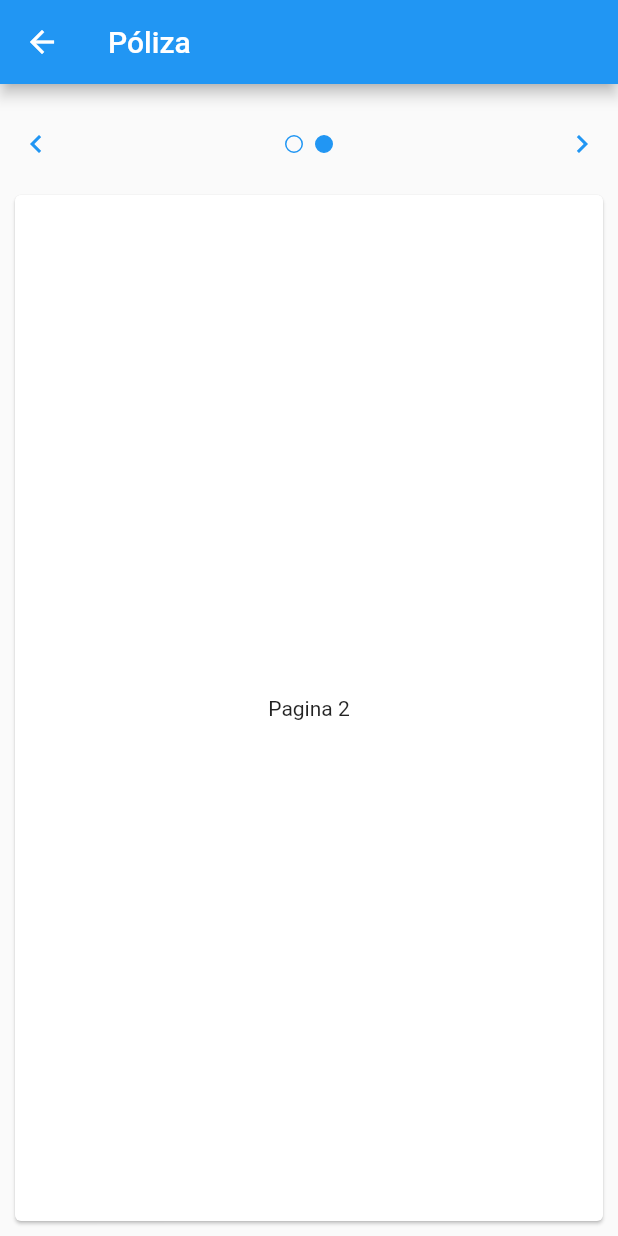
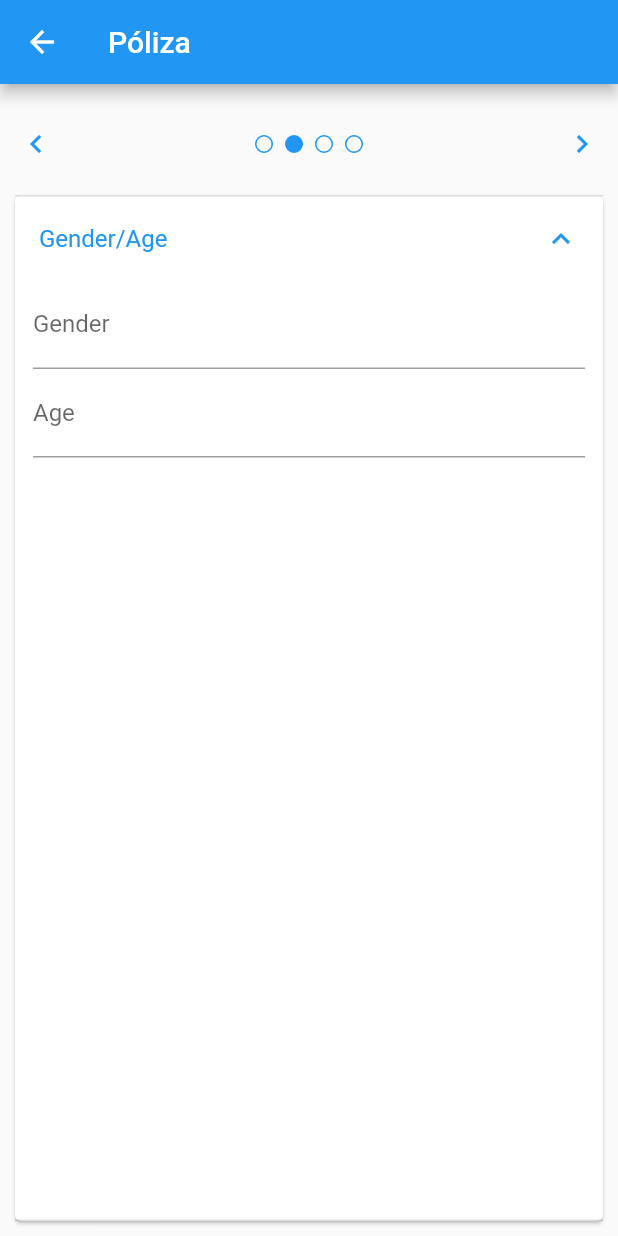
Before and after one commit to Chimbi/appsolidariav2, a Flutter app: the PageSelectorDemo screen opened by its route, after a tap on the "chevron right" icon, on a phone screen of 412 x 824 dp. Run offline on Flutter 3.47's test engine with Material 2 defaults, Android fonts, the phone set to English and light mode, and no system bars; our stand-ins replace datetime_picker_formfield; missing offline and left inert: autocomplete_textfield, simple_autocomplete_formfield; accounts and stored records are empty.

```diff
--- /dev/null
+++ b/lib/screens/page1.dart
@@ -0,0 +1,55 @@
+import 'package:flutter/material.dart';
+
+class Page1 extends StatefulWidget {
+  @override
+  _Page1State createState() => _Page1State();
+}
+
+class _Page1State extends State<Page1> with AutomaticKeepAliveClientMixin {
+  @override
+  Widget build(BuildContext context) {
+    return Container(
+      child: Card(
+        margin: EdgeInsets.all(10.0),
+        child: ExpansionTile(
+          initiallyExpanded: true,
+          children: <Widget>[
+            Padding(
+              padding: const EdgeInsets.symmetric(horizontal: 12.0),
+              child: TextFormField(
+                decoration: InputDecoration(labelText: 'First Name'),
+                validator: (value) {
+                  if (value.isEmpty) {
+                    return 'First Name is required!';
+                  }
+                },
+                onSaved: (value) {
+                  print("Onsave Called for First Name");
+                },
+              ),
+            ),
+            Padding(
+              padding: const EdgeInsets.symmetric(horizontal: 12.0),
+              child: TextFormField(
+                decoration: InputDecoration(labelText: 'Last Name'),
+                validator: (value) {
+                  if (value.isEmpty) {
+                    return 'Last Name is required!';
+                  }
+                },
+                onSaved: (value) {
+                  print("Onsave Called for Last Name");
+                },
+              ),
+            )
+          ],
+          title: Text("Name"),
+        ),
+      ),
+    );
+  }
+
+  @override
+  // TODO: implement wantKeepAlive
+  bool get wantKeepAlive => true;
+}
--- /dev/null
+++ b/lib/screens/page2.dart
@@ -0,0 +1,109 @@
+import 'package:flutter/material.dart';
+
+class Page2 extends StatefulWidget {
+  @override
+  _Page2State createState() => _Page2State();
+}
+
+class _Page2State extends State<Page2> with AutomaticKeepAliveClientMixin {
+  @override
+  Widget build(BuildContext context) {
+    return Container(
+      child: Card(
+        margin: const EdgeInsets.all(10.0),
+        child: ExpansionTile(
+          initiallyExpanded: true,
+          children: <Widget>[
+            Padding(
+              padding: const EdgeInsets.symmetric(horizontal: 12.0),
+              child: TextFormField(
+                decoration: InputDecoration(labelText: 'Gender'),
+                validator: (value) {
+                  if (value.isEmpty) {
+                    return 'Gander is required!';
+                  }
+                },
+                onSaved: (value) {
+                  print("Onsave Called for Gender");
+                },
+              ),
+            ),
+            Padding(
+              padding: const EdgeInsets.symmetric(horizontal: 12.0),
+              child: TextFormField(
+                decoration: InputDecoration(labelText: 'Age'),
+                validator: (value) {
+                  if (value.isEmpty) {
+                    return 'Age is required!';
+                  }
+                },
+                onSaved: (value) {
+                  print("Onsave Called for Age");
+                },
+              ),
+            )
+          ],
+          title: Text("Gender/Age"),
+        ),
+      ),
+    );
+  }
+
+  @override
+  // TODO: implement wantKeepAlive
+  bool get wantKeepAlive => true;
+}
+
+class Page3 extends StatefulWidget {
+  @override
+  _Page3State createState() => _Page3State();
+}
+
+class _Page3State extends State<Page3> with AutomaticKeepAliveClientMixin {
+  @override
+  Widget build(BuildContext context) {
+    return Container(
+      child: Card(
+        margin: const EdgeInsets.all(10.0),
+        child: ExpansionTile(
+          initiallyExpanded: true,
+          children: <Widget>[
+            Padding(
+              padding: const EdgeInsets.symmetric(horizontal: 12.0),
+              child: TextFormField(
+                decoration: InputDecoration(labelText: 'City'),
+                validator: (value) {
+                  if (value.isEmpty) {
+                    return 'City is required!';
+                  }
+                },
+                onSaved: (value) {
+                  print("Onsave Called for City");
+                },
+              ),
+            ),
+            Padding(
+              padding: const EdgeInsets.symmetric(horizontal: 12.0),
+              child: TextFormField(
+                decoration: InputDecoration(labelText: 'Country'),
+                validator: (value) {
+                  if (value.isEmpty) {
+                    return 'Country is required!';
+                  }
+                },
+                onSaved: (value) {
+                  print("Onsave Called for Country");
+                },
+              ),
+            )
+          ],
+          title: Text("City/country"),
+        ),
+      ),
+    );
+  }
+
+  @override
+  // TODO: implement wantKeepAlive
+  bool get wantKeepAlive => true;
+}
--- a/lib/screens/temp.dart
+++ b/lib/screens/temp.dart
@@ -1,19 +1,19 @@
+import 'package:appsolidariav2/screens/page1.dart';
+import 'package:appsolidariav2/screens/page2.dart';
 import 'package:appsolidariav2/utils/ui_utils.dart';
 import 'package:flutter/material.dart';
 import 'package:autocomplete_textfield/autocomplete_textfield.dart';
 
 class _PageSelector extends StatefulWidget {
-
   @override
   __PageSelectorState createState() => __PageSelectorState();
 }
 
-class __PageSelectorState extends State<_PageSelector> {
+class __PageSelectorState extends State<_PageSelector>
+    with AutomaticKeepAliveClientMixin {
   final GlobalKey<FormState> formKey = GlobalKey();
 
-
   TextEditingController controller = new TextEditingController();
-
 
   void _handleArrowButtonPress(BuildContext context, int delta) {
     final TabController controller = DefaultTabController.of(context);
@@ -26,7 +26,6 @@ class __PageSelectorState extends State<_PageSelector> {
   //TODO Inicializar el objeto con los campos que se traen del sistema por ahora que son:
   //poliza,sede,fechaEmision = now, numero,temporario,periodo, estado, intermediario, comision, cupoOperativo.
   //cuando se incluya inicializar tambien la variable cumulo.
-
 
   @override
   Widget build(BuildContext context) {
@@ -65,24 +64,37 @@ class __PageSelectorState extends State<_PageSelector> {
           Expanded(
             child: IconTheme(
               data: IconThemeData(
-                size: 128.0,
                 color: color,
               ),
               //TODO puse TabBarView dentro de form vamos a ver si funciona!!!
               child: Form(
                 key: formKey,
                 child: TabBarView(
-                  //Aca se definen las ventanas _____________________________________
+                    //Aca se definen las ventanas _____________________________________
                     children: <Widget>[
-                Card(
-                margin: EdgeInsets.all(10.0),
-                  child: Center(child: Text("Pagina 1"))),
-
-                Card(
+                      Page1(),
+                      Page2(),
+                      Page3(),
+                      Card(
                           margin: EdgeInsets.all(10.0),
-                          child: Center(child: Text("Pagina 2")))
-                    ]
-                ),
+                          child: Center(
+                              child: Container(
+                                  padding: const EdgeInsets.symmetric(
+                                      vertical: 16.0, horizontal: 16.0),
+                                  child: RaisedButton(
+                                      onPressed: () {
+                                        final form = formKey.currentState;
+                                        if (form.validate()) {
+                                          Scaffold.of(context).showSnackBar(
+                                              SnackBar(
+                                                  content:
+                                                      Text('Processing Data')));
+                                          form.save();
+                                          form.reset();
+                                        }
+                                      },
+                                      child: Text('Save'))))),
+                    ]),
               ),
             ),
           ),
@@ -90,8 +102,10 @@ class __PageSelectorState extends State<_PageSelector> {
       ),
     );
   }
+
+  @override
+  bool get wantKeepAlive => true;
 }
-
 
 class PageSelectorDemo extends StatelessWidget {
   static const String routeName = '/material/page-selector';
@@ -104,7 +118,7 @@ class PageSelectorDemo extends StatelessWidget {
         actions: <Widget>[],
       ),
       body: DefaultTabController(
-        length: 2,
+        length: 4,
         child: _PageSelector(),
       ),
     );
```
Also changed, not shown: pubspec.lock.
